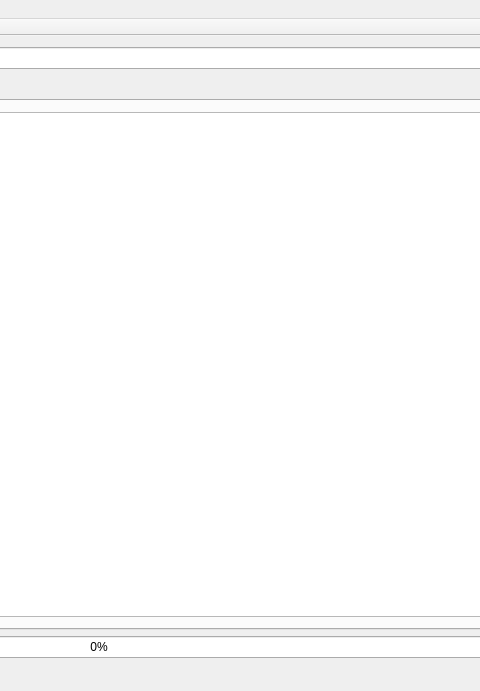
Gdimitron/PiCollectionSaver, file ui/picollectionsaver.ui: the form before one commit; both pictures show x 392 to 872 and y 0 to 691 of the 982 by 691 pixel window.
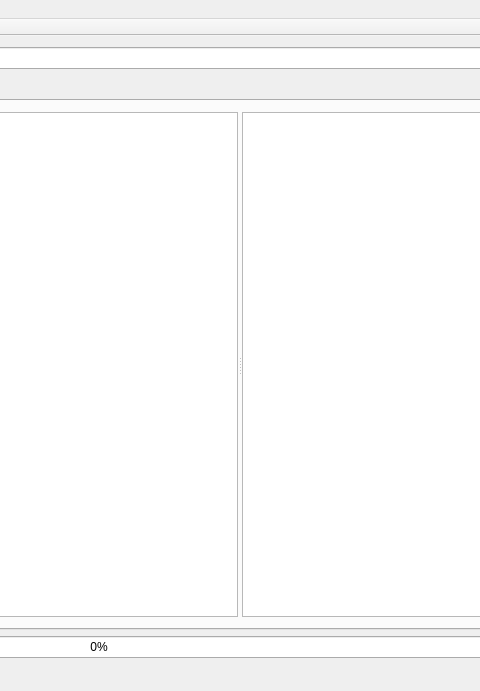
The form after the commit. The open tabs and pages were chosen to show the change.

Patch:
```diff
--- a/ui/picollectionsaver.ui
+++ b/ui/picollectionsaver.ui
@@ -97,6 +97,17 @@
             </item>
            </layout>
           </widget>
+          <widget class="QTextBrowser" name="textBrowserGal">
+           <property name="sizePolicy">
+            <sizepolicy hsizetype="Expanding" vsizetype="Expanding">
+             <horstretch>1</horstretch>
+             <verstretch>0</verstretch>
+            </sizepolicy>
+           </property>
+           <property name="openLinks">
+            <bool>false</bool>
+           </property>
+          </widget>
           <widget class="QTextBrowser" name="textBrowserPicViewer">
            <property name="sizePolicy">
             <sizepolicy hsizetype="Expanding" vsizetype="Expanding">
```
Left out of the diff: 8 changed lines with no effect on the pictures.
